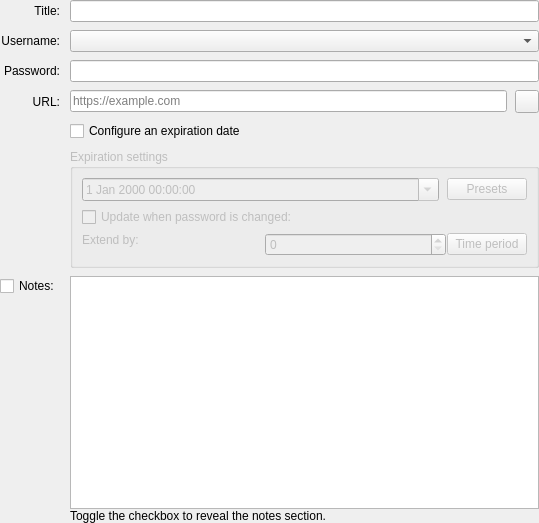
Above: src/gui/entry/EditEntryWidgetMain.ui from keepassxreboot/keepassxc before the change. Below: the same form after it.
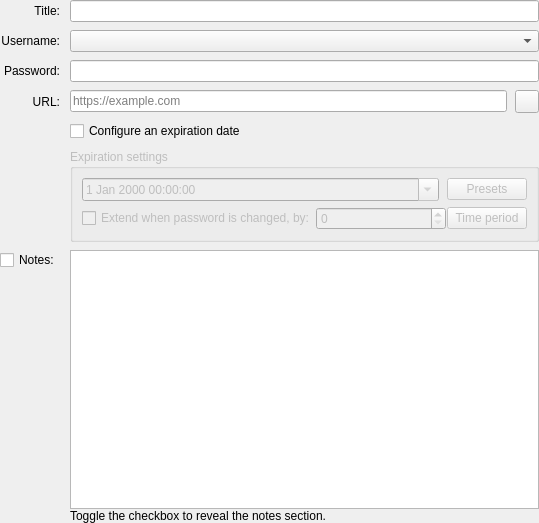
That is the form after the change. Custom widgets are drawn as their Qt base class.

Commit message: express auto-expiration settings in a single row

Diff of the .ui file:
```diff
--- a/src/gui/entry/EditEntryWidgetMain.ui
+++ b/src/gui/entry/EditEntryWidgetMain.ui
@@ -278,31 +278,21 @@
          </item>
         </layout>
        </item>
-       <item>
-        <widget class="QCheckBox" name="autoExtendExpire">
-         <property name="toolTip">
-          <string>Toggle auto updating expiration</string>
-         </property>
-         <property name="accessibleName">
-          <string>Toggle auto updating expiration date</string>
-         </property>
-         <property name="text">
-          <string>Update when password is changed:</string>
-         </property>
-        </widget>
-       </item>
        <item>
         <layout class="QHBoxLayout" name="horizontalautoUpdate">
          <property name="spacing">
           <number>1</number>
          </property>
          <item>
-          <widget class="QLabel" name="notesHint">
+          <widget class="QCheckBox" name="autoExtendExpire">
+           <property name="toolTip">
+            <string>Toggle auto updating expiration</string>
+           </property>
+           <property name="accessibleName">
+            <string>Toggle auto updating expiration date</string>
+           </property>
            <property name="text">
-            <string>Extend by: </string>
-           </property>
-           <property name="alignment">
-            <set>Qt::AlignTop</set>
+            <string>Extend when password is changed, by:</string>
            </property>
           </widget>
          </item>
```
